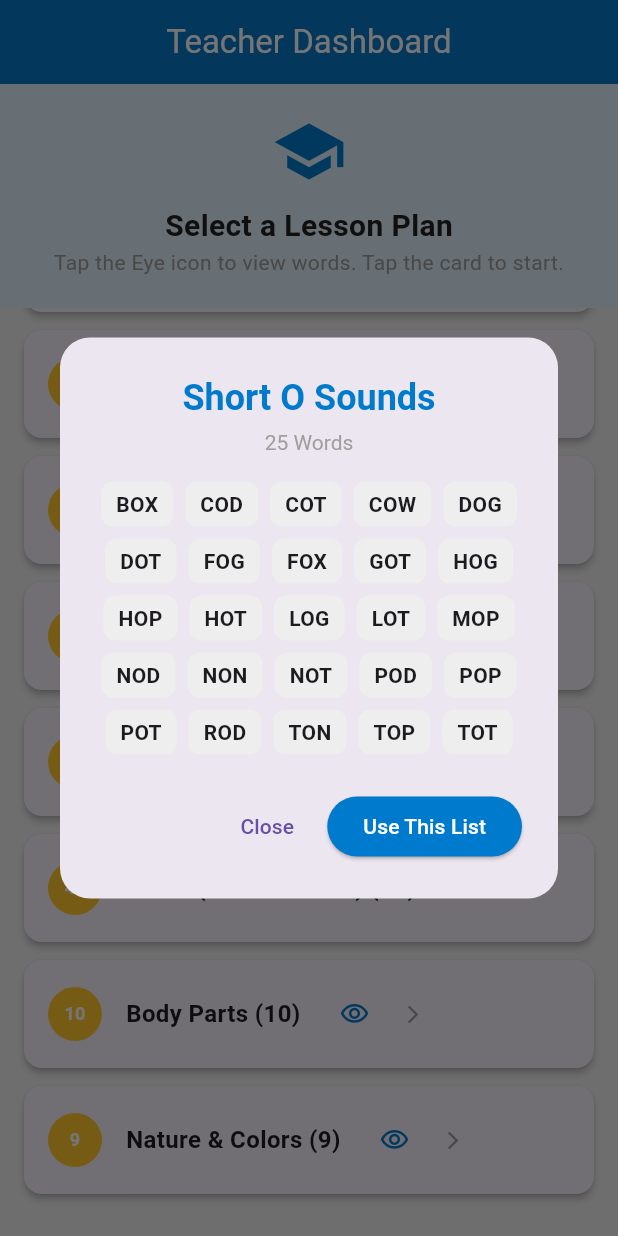
After one commit to forkliftdev/flex_word_educational, a Flutter app: the TeacherScreen screen opened by its route, scrolled down 337 dp, after a tap on the "visibility" icon, on a phone screen of 412 x 824 dp. The commit adds this screen. Run offline on Flutter 3.47's test engine with Material 3 defaults, Android fonts, the phone set to English and light mode, and no system bars; our stand-ins replace go_router.

Commit message:
added teacher lists

```diff
--- a/lib/main.dart
+++ b/lib/main.dart
@@ -2,7 +2,8 @@ import 'package:flutter/material.dart';
 import 'package:go_router/go_router.dart';
 import 'constants/app_colors.dart';
 import 'screens/game_screen.dart';
-import 'screens/about_screen.dart'; // NEW IMPORT
+import 'screens/about_screen.dart';
+import 'screens/teacher_screen.dart'; // NEW IMPORT (We will create this next)
 
 void main() {
   runApp(const FlexWordApp());
@@ -19,9 +20,15 @@ class FlexWordApp extends StatelessWidget {
         GoRoute(
           path: '/',
           builder: (context, state) {
-            final String? rawList = state.uri.queryParameters['list'];
             List<String>? teacherList;
 
+            // CHECK 1: Did we come from the Teacher Dashboard? (Internal Data)
+            if (state.extra != null && state.extra is List<String>) {
+              teacherList = state.extra as List<String>;
+            }
+            // CHECK 2: Did we come from a URL Link? (External Data)
+            else {
+              final String? rawList = state.uri.queryParameters['list'];
               if (rawList != null && rawList.isNotEmpty) {
                 teacherList = rawList
                     .split(',')
@@ -29,16 +36,22 @@ class FlexWordApp extends StatelessWidget {
                     .where((e) => e.length == 3)
                     .toList();
               }
+            }
+
             return GameScreen(teacherList: teacherList);
           },
         ),
 
-        // ROUTE 2: About Page (NEW!)
+        // ROUTE 2: About Page
         GoRoute(
           path: '/about',
-          builder: (context, state) {
-            return const AboutScreen();
-          },
+          builder: (context, state) => const AboutScreen(),
+        ),
+
+        // ROUTE 3: Teacher Dashboard (NEW!)
+        GoRoute(
+          path: '/teacher',
+          builder: (context, state) => const TeacherScreen(),
         ),
       ],
     );
--- a/lib/screens/game_screen.dart
+++ b/lib/screens/game_screen.dart
@@ -246,7 +246,11 @@ class _GameScreenState extends State<GameScreen> {
             ),
             ListTile(leading: const Icon(Icons.info_outline), title: const Text('About'), onTap: () {Navigator.pop(context); // Close the drawer first
                 context.push('/about');},), // Go to the page}),
-            ListTile(leading: const Icon(Icons.people_outline), title: const Text('For Teachers'), onTap: () { }),
+            ListTile(leading: const Icon(Icons.people_outline), title: const Text('For Teachers'), onTap: () {
+                Navigator.pop(context); // Close drawer
+                context.push('/teacher'); // Go to dashboard
+              },
+            ),
             ListTile(leading: const Icon(Icons.list_alt), title: const Text('Vocabulary List'), onTap: () { }),
           ],
         ),
--- /dev/null
+++ b/lib/screens/teacher_screen.dart
@@ -0,0 +1,191 @@
+import 'package:flutter/material.dart';
+import 'package:go_router/go_router.dart';
+import '../constants/app_colors.dart';
+import '../constants/game_words.dart';
+
+class TeacherScreen extends StatelessWidget {
+  const TeacherScreen({super.key});
+
+  @override
+  Widget build(BuildContext context) {
+    // 1. Define the Menu Options (Reordered: Core List is First)
+    final Map<String, List<String>> categories = {
+      'Core Word List': GameWords.allTargets, // <--- MOVED TO TOP
+      'Short A Sounds': GameWords.shortA,
+      'Short E Sounds': GameWords.shortE,
+      'Short I Sounds': GameWords.shortI,
+      'Short O Sounds': GameWords.shortO,
+      'Short U Sounds': GameWords.shortU,
+      'Sight Words (K-1)': GameWords.sightWords,
+      'Animals': GameWords.animals,
+      'Verbs (Action Words)': GameWords.verbs,
+      'Body Parts': GameWords.bodyParts,
+      'Nature & Colors': GameWords.nature,
+    };
+
+    return Scaffold(
+      appBar: AppBar(
+        title: const Text("Teacher Dashboard", style: TextStyle(color: Colors.white)),
+        backgroundColor: AppColors.techBlue,
+        centerTitle: true,
+        iconTheme: const IconThemeData(color: Colors.white),
+      ),
+      body: Column(
+        children: [
+          // HEADER
+          Container(
+            padding: const EdgeInsets.all(20),
+            color: Colors.blue[50],
+            width: double.infinity,
+            child: const Column(
+              children: [
+                Icon(Icons.school, size: 50, color: AppColors.techBlue),
+                SizedBox(height: 10),
+                Text(
+                  "Select a Lesson Plan",
+                  style: TextStyle(fontSize: 20, fontWeight: FontWeight.bold, color: AppColors.textBlack),
+                ),
+                Text(
+                  "Tap the Eye icon to view words. Tap the card to start.",
+                  textAlign: TextAlign.center,
+                  style: TextStyle(color: Colors.grey),
+                ),
+              ],
+            ),
+          ),
+
+          // LIST OF CATEGORIES
+          Expanded(
+            child: Center(
+              // 2. NARROWER CARDS: constrain width to 600px
+              child: Container(
+                constraints: const BoxConstraints(maxWidth: 600),
+                child: ListView.builder(
+                  padding: const EdgeInsets.all(16),
+                  itemCount: categories.length,
+                  itemBuilder: (context, index) {
+                    String title = categories.keys.elementAt(index);
+                    List<String> wordList = categories.values.elementAt(index);
+                    bool isCore = title == "Core Word List";
+
+                    return Card(
+                      elevation: 2,
+                      margin: const EdgeInsets.only(bottom: 12),
+                      shape: RoundedRectangleBorder(
+                        borderRadius: BorderRadius.circular(12),
+                        side: isCore ? const BorderSide(color: AppColors.techBlue, width: 2) : BorderSide.none,
+                      ),
+                      // 3. COMPACT LAYOUT (Custom InkWell instead of ListTile)
+                      child: InkWell(
+                        borderRadius: BorderRadius.circular(12),
+                        onTap: () {
+                           // 4. AUTO-RESET: context.go builds a fresh GameScreen with this list
+                           context.go('/', extra: wordList);
+                        },
+                        child: Padding(
+                          padding: const EdgeInsets.symmetric(horizontal: 16, vertical: 12),
+                          child: Row(
+                            children: [
+                              // A. COUNT BUBBLE
+                              CircleAvatar(
+                                backgroundColor: isCore ? AppColors.techBlue : AppColors.cautionAmber,
+                                radius: 18,
+                                child: Text(
+                                  "${wordList.length}",
+                                  style: const TextStyle(color: Colors.white, fontWeight: FontWeight.bold, fontSize: 12),
+                                ),
+                              ),
+
+                              const SizedBox(width: 16),
+
+                              // B. TITLE + COUNT TEXT
+                              Text(
+                                "$title (${wordList.length})", // Count in title
+                                style: const TextStyle(fontWeight: FontWeight.bold, fontSize: 16),
+                              ),
+
+                              const SizedBox(width: 12),
+
+                              // C. EYE ICON (Closer to title)
+                              IconButton(
+                                icon: const Icon(Icons.visibility_outlined, color: AppColors.techBlue, size: 20),
+                                tooltip: "View List",
+                                padding: EdgeInsets.zero,
+                                constraints: const BoxConstraints(), // Removes default large padding
+                                onPressed: () => _showListPreview(context, title, wordList),
+                              ),
+
+                              const SizedBox(width: 8),
+
+                              // D. ARROW ICON (Right next to Eye)
+                              const Icon(Icons.arrow_forward_ios, size: 14, color: Colors.grey),
+
+                              // E. Spacer ensures the Row takes full width but items stay left
+                              const Spacer(),
+                            ],
+                          ),
+                        ),
+                      ),
+                    );
+                  },
+                ),
+              ),
+            ),
+          ),
+        ],
+      ),
+    );
+  }
+
+  void _showListPreview(BuildContext context, String title, List<String> words) {
+    showDialog(
+      context: context,
+      builder: (BuildContext context) {
+        return AlertDialog(
+          shape: RoundedRectangleBorder(borderRadius: BorderRadius.circular(20)),
+          title: Column(
+            children: [
+              Text(title, textAlign: TextAlign.center, style: const TextStyle(fontWeight: FontWeight.bold, color: AppColors.techBlue)),
+              const SizedBox(height: 5),
+              Text("${words.length} Words", style: const TextStyle(fontSize: 14, color: Colors.grey)),
+            ],
+          ),
+          content: SizedBox(
+            width: double.maxFinite,
+            child: SingleChildScrollView(
+              child: Wrap(
+                spacing: 8.0,
+                runSpacing: 8.0,
+                alignment: WrapAlignment.center,
+                children: words.map((word) {
+                  return Container(
+                    padding: const EdgeInsets.symmetric(horizontal: 10, vertical: 5),
+                    decoration: BoxDecoration(
+                      color: Colors.grey[200],
+                      borderRadius: BorderRadius.circular(8),
+                    ),
+                    child: Text(word, style: const TextStyle(fontWeight: FontWeight.bold)),
+                  );
+                }).toList(),
+              ),
+            ),
+          ),
+          actions: [
+            TextButton(
+              onPressed: () => Navigator.of(context).pop(),
+              child: const Text("Close"),
+            ),
+            ElevatedButton(
+              style: ElevatedButton.styleFrom(backgroundColor: AppColors.techBlue, foregroundColor: Colors.white),
+              onPressed: () {
+                Navigator.of(context).pop();
+                context.go('/', extra: words);
+              },
+              child: const Text("Use This List"),
+            ),
+          ],
+        );
+      },
+    );
+  }
+}
```
Lines whose indentation alone changed are shown as unchanged.
